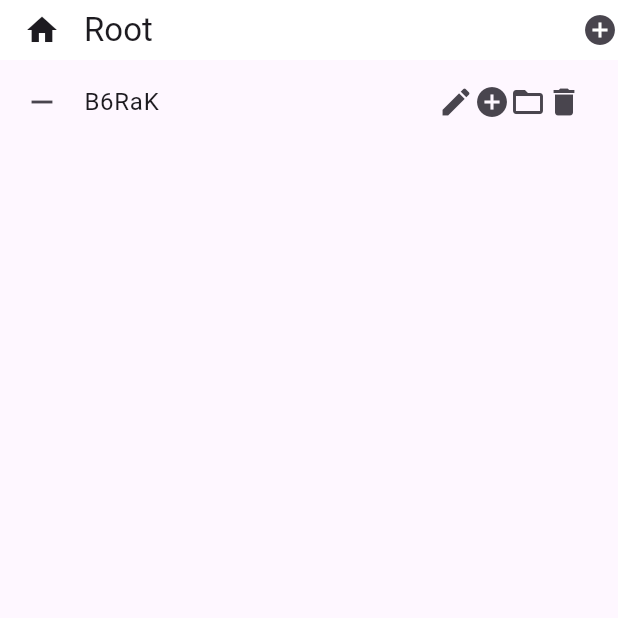
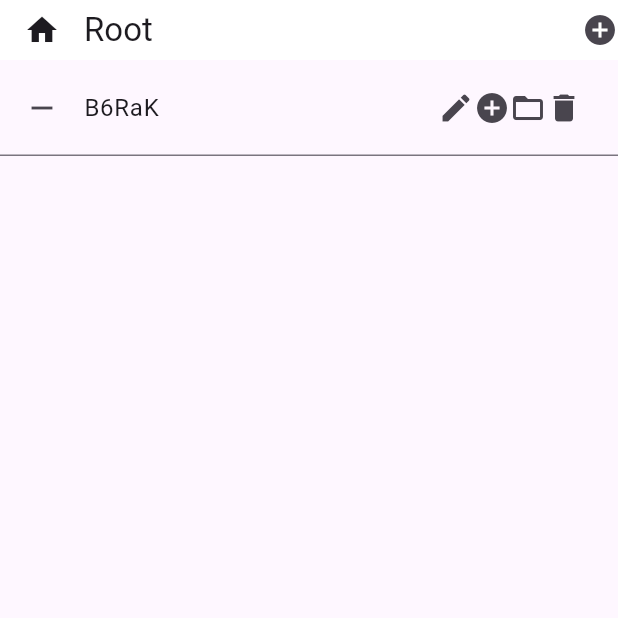
Before and after one commit to MicheleGiacomini/todotree, a Flutter app: the screen it shows after launch, after a tap on the "add circle" icon, after a tap on the "edit" icon, on a phone screen of 412 x 824 dp, the top half of it. Run offline on Flutter 3.47's test engine with Material 3 defaults, Android fonts, the phone set to English and light mode, and no system bars; our stand-ins replace fast_immutable_collections, freezed_annotation.

Commit message:
update nodeview to use textfield in main view

```diff
--- a/lib/main.dart
+++ b/lib/main.dart
@@ -175,6 +175,7 @@ class __MainPageContentState extends State<_MainPageContent> {
             onPrune: _prune,
             onReparent: _reparent,
             onEdit: _onEditNode,
+            onDescriptionChanged: _updateDescription,
           ),
         ],
       ),
--- a/lib/ui/node_view.dart
+++ b/lib/ui/node_view.dart
@@ -2,6 +2,7 @@ import 'dart:ui';
 
 import 'package:flutter/material.dart';
 import 'package:todotree/domain/element.dart';
+import 'package:todotree/ui/debounced_text_field.dart';
 
 typedef NodeProvider = Node Function(NodeId);
 
@@ -12,6 +13,7 @@ class NodeList extends StatefulWidget {
   final void Function(NodeId) onPrune;
   final void Function(NodeId child, NodeId newParent) onReparent;
   final void Function(NodeId) onEdit;
+  final void Function(NodeId, NodeDescription) onDescriptionChanged;
 
   const NodeList({
     super.key,
@@ -21,6 +23,7 @@ class NodeList extends StatefulWidget {
     required this.onPrune,
     required this.onReparent,
     required this.onEdit,
+    required this.onDescriptionChanged,
   });
 
   @override
@@ -173,6 +176,9 @@ class _NodeListState extends State<NodeList> {
                       expanded:
                           item.node.children.isNotEmpty &&
                           (expandedNodes[id] ?? false),
+                      onDescriptionChanged: (p0) {
+                        widget.onDescriptionChanged(id, p0);
+                      },
                       onExpand: item.node.children.isEmpty
                           ? null
                           : () {
@@ -228,7 +234,7 @@ class _NodeListState extends State<NodeList> {
   }
 }
 
-class NodeView extends StatelessWidget {
+class NodeView extends StatefulWidget {
   final NodeId nodeId;
   final NodeProvider nodeProvider;
   final int level;
@@ -239,6 +245,7 @@ class NodeView extends StatelessWidget {
   final void Function() onCreateChild;
   final void Function() onPrune;
   final void Function() onEdit;
+  final void Function(NodeDescription) onDescriptionChanged;
   final Duration animationDuration;
 
   const NodeView({
@@ -253,33 +260,79 @@ class NodeView extends StatelessWidget {
     required this.onCreateChild,
     required this.onPrune,
     required this.onEdit,
+    required this.onDescriptionChanged,
     this.animationDuration = const Duration(milliseconds: 300),
   });
 
   @override
+  State<NodeView> createState() => _NodeViewState();
+}
+
+class _NodeViewState extends State<NodeView> {
+  late final TextEditingController _controller;
+
+  @override
+  void initState() {
+    super.initState();
+    final node = widget.nodeProvider(widget.nodeId);
+    _controller = TextEditingController(text: node.description.content);
+  }
+
+  @override
+  void didUpdateWidget(covariant NodeView oldWidget) {
+    super.didUpdateWidget(oldWidget);
+    final node = widget.nodeProvider(widget.nodeId);
+    if (_controller.text != node.description.content) {
+      _controller.text = node.description.content;
+    }
+  }
+
+  @override
+  void dispose() {
+    _controller.dispose();
+    super.dispose();
+  }
+
+  @override
   Widget build(BuildContext context) {
-    final effectiveIconTurns = expanded ? 0.25 : 0.0;
-    final node = nodeProvider(nodeId);
+    final theme = Theme.of(context);
+    final effectiveIconTurns = widget.expanded ? 0.25 : 0.0;
     return Padding(
-      padding: EdgeInsets.only(left: level * levelPadding),
+      padding: EdgeInsets.only(left: widget.level * widget.levelPadding),
+      child: DecoratedBox(
+        decoration: BoxDecoration(
+          border: Border(
+            bottom: BorderSide(color: theme.dividerColor, width: 1.0),
+          ),
+        ),
         child: ListTile(
-        onTap: onExpand,
+          onTap: widget.onExpand,
           leading: AnimatedRotation(
             turns: effectiveIconTurns,
-          duration: animationDuration,
-          child: onExpand == null
+            duration: widget.animationDuration,
+            child: widget.onExpand == null
                 ? Icon(Icons.remove)
                 : Icon(Icons.chevron_right),
           ),
-        title: Text(node.description.content),
+          title: DebouncedTextField(
+            controller: _controller,
+            decoration: InputDecoration(border: InputBorder.none),
+            onChanged: (value) {
+              widget.onDescriptionChanged(NodeDescription(content: value));
+            },
+          ),
           trailing: Row(
             mainAxisSize: MainAxisSize.min,
             children: [
-            ClickableIcon(icon: Icons.edit, onTap: onEdit),
-            ClickableIcon(icon: Icons.add_circle, onTap: onCreateChild),
-            ClickableIcon(icon: Icons.folder_open, onTap: onEnter),
-            ClickableIcon(icon: Icons.delete, onTap: onPrune),
+              ClickableIcon(icon: Icons.edit, onTap: widget.onEdit),
+              ClickableIcon(
+                icon: Icons.add_circle,
+                onTap: widget.onCreateChild,
+              ),
+              ClickableIcon(icon: Icons.folder_open, onTap: widget.onEnter),
+              ClickableIcon(icon: Icons.delete, onTap: widget.onPrune),
             ],
+          ),
         ),
       ),
     );
```
Also changed, not shown: lib/ui/node_editor.dart (+5 -11 lines). Lines whose indentation alone changed are shown as unchanged.
